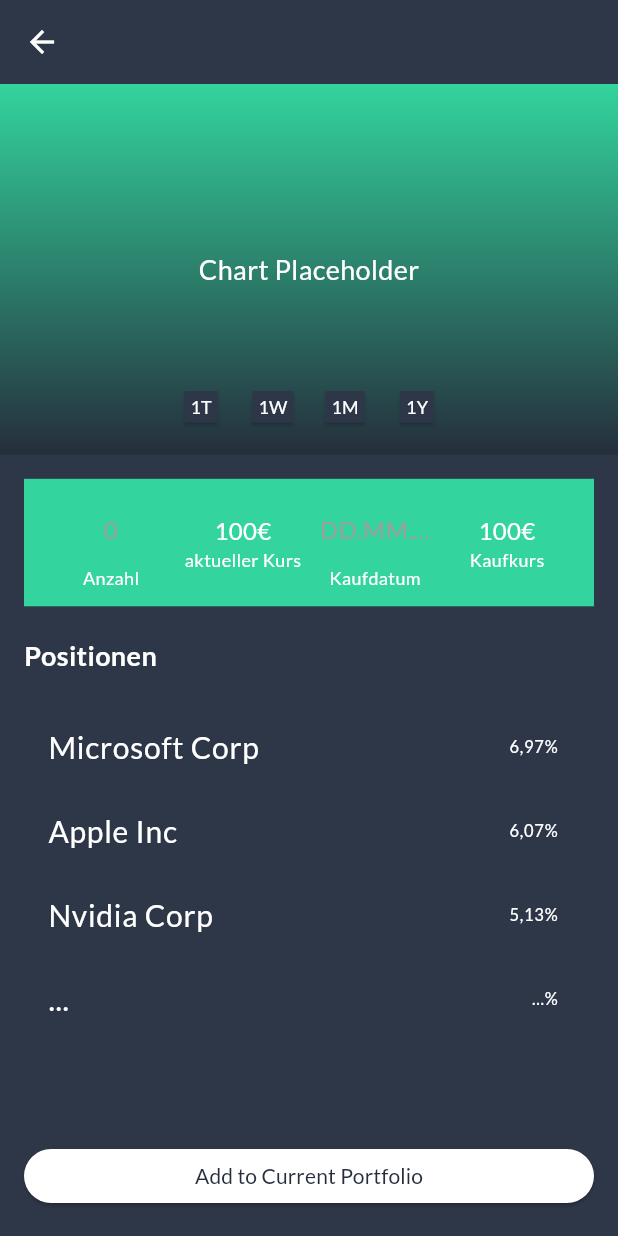
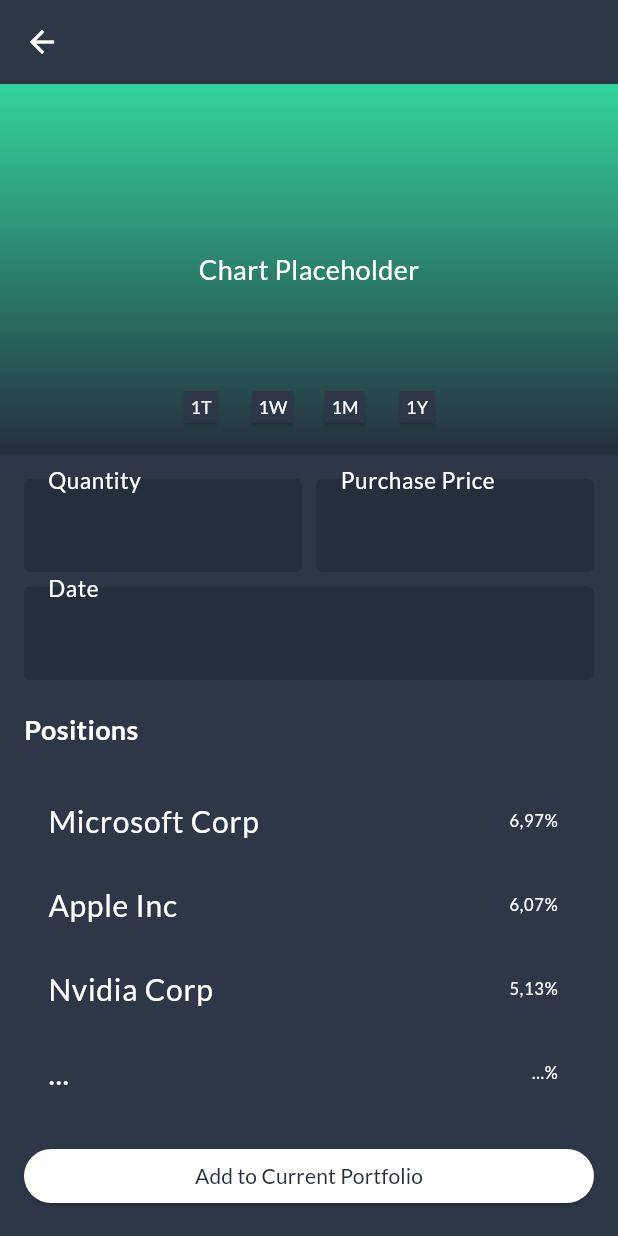
Before and after one commit to dralex03/portfoliopilot-client-app, a Flutter app: the AssetDetailView screen opened directly with empty values, after a tap on the "edit" icon, on a phone screen of 412 x 824 dp. Run offline on Flutter 3.47's test engine with Material 3 defaults, Android fonts, the phone set to English and light mode, and no system bars; our stand-ins replace get_it; project files that could hold a hidden picture were left out.

Commit message:
fix: Implemented input validation for AssetAddView, also rearranged the current price tag.

```diff
--- a/lib/views/asset/add_asset_widget/asset_detail_view_add.dart
+++ b/lib/views/asset/add_asset_widget/asset_detail_view_add.dart
@@ -1,8 +1,9 @@
-import 'package:androidproject/views/asset/add_asset_widget/editable_buy_information_widget.dart';
-import 'package:androidproject/views/asset/asset_widget/position_list.dart';
 import 'package:flutter/material.dart';
 import 'package:androidproject/utils/app_theme.dart';
 import 'package:androidproject/views/shared_widgets/chart_section.dart';
+import 'package:androidproject/views/asset/add_asset_widget/editable_buy_information_widget.dart';
+import 'package:androidproject/views/asset/asset_widget/position_list.dart';
+import 'package:intl/intl.dart'; // Fügen Sie diesen Import für die Datumsauswahl hinzu
 
 class AssetDetailViewAdd extends StatefulWidget {
   final String title;
@@ -16,6 +17,7 @@ class AssetDetailViewAdd extends StatefulWidget {
 class _AssetDetailViewAddState extends State<AssetDetailViewAdd> {
   final TextEditingController quantityController = TextEditingController();
   final TextEditingController dateController = TextEditingController();
+  final TextEditingController priceController = TextEditingController(); // Controller für den Kaufkurs
   bool isPositive = true;
 
   @override
@@ -54,11 +56,13 @@ class _AssetDetailViewAddState extends State<AssetDetailViewAdd> {
                 EditableBuyInformationSection(
                   quantityController: quantityController,
                   dateController: dateController,
+                  priceController: priceController, // Übergeben Sie den Controller für den Kaufkurs
                   isPositive: isPositive,
+                  onDateTap: _selectDate, // Fügen Sie die Methode zur Datumsauswahl hinzu
                 ),
                 const SizedBox(height: 20),
                 Text(
-                  'Positionen',
+                  'Positions',
                   style: Theme.of(context).textTheme.bodyMedium?.copyWith(
                       fontWeight: FontWeight.bold, color: Colors.white),
                 ),
@@ -81,6 +85,18 @@ class _AssetDetailViewAddState extends State<AssetDetailViewAdd> {
             style: ElevatedButton.styleFrom(
               foregroundColor: AppColors.indicatorColor,
               backgroundColor: Colors.white,
+            ).copyWith(
+              overlayColor: WidgetStateProperty.resolveWith<Color?>(
+                    (Set<WidgetState> states) {
+                  if (states.contains(WidgetState.hovered)) {
+                    return AppColors.indicatorColor.withOpacity(0.04);
+                  }
+                  if (states.contains(WidgetState.focused) || states.contains(WidgetState.pressed)) {
+                    return AppColors.indicatorColor.withOpacity(0.12);
+                  }
+                  return null; // Defer to the widget's default.
+                },
+              ),
             ),
             child: const Text('Add to Current Portfolio'),
           ),
@@ -88,4 +104,32 @@ class _AssetDetailViewAddState extends State<AssetDetailViewAdd> {
       ),
     );
   }
+
+  // Methode zur Auswahl eines Datums
+  Future<void> _selectDate() async {
+    final DateTime? picked = await showDatePicker(
+      context: context,
+      initialDate: DateTime.now(),
+      firstDate: DateTime(2000),
+      lastDate: DateTime(2101),
+      builder: (BuildContext context, Widget? child) {
+        return Theme(
+          data: ThemeData.light().copyWith(
+            colorScheme: const ColorScheme.light(
+              primary: AppColors.indicatorColor, // Header background color
+              onPrimary: Colors.white, // Header text color
+              onSurface: Colors.black, // Body text color
+            ),
+            dialogBackgroundColor: Colors.white,
+          ),
+          child: child!,
+        );
+      },
+    );
+    if (picked != null) {
+      setState(() {
+        dateController.text = DateFormat('yyyy-MM-dd').format(picked);
+      });
+    }
+  }
 }
--- a/lib/views/asset/add_asset_widget/editable_buy_information_widget.dart
+++ b/lib/views/asset/add_asset_widget/editable_buy_information_widget.dart
@@ -1,93 +1,100 @@
+import 'package:androidproject/utils/app_theme.dart';
 import 'package:flutter/material.dart';
-import 'package:androidproject/utils/app_theme.dart';
+import 'package:flutter/services.dart'; // Für die Eingabeformatierer
 
 class EditableBuyInformationSection extends StatelessWidget {
   final TextEditingController quantityController;
   final TextEditingController dateController;
+  final TextEditingController priceController; // Controller für den Kaufkurs
   final bool isPositive;
+  final VoidCallback onDateTap; // Callback für den DatePicker
 
-  const EditableBuyInformationSection({
-    super.key,
+  EditableBuyInformationSection({
     required this.quantityController,
     required this.dateController,
+    required this.priceController,
     required this.isPositive,
+    required this.onDateTap,
   });
 
   @override
   Widget build(BuildContext context) {
-    return Container(
-      decoration: BoxDecoration(
-        color: isPositive ? AppColors.positiveColor : AppColors.negativeColor,
-      ),
-      padding: const EdgeInsets.all(10),
-      child: Row(
-        mainAxisAlignment: MainAxisAlignment.spaceEvenly,
+    return Column(
+      crossAxisAlignment: CrossAxisAlignment.start,
       children: [
-          Column(
+        Row(
           children: [
-              SizedBox(
-                width: 80,
+            Expanded(
               child: TextField(
                 controller: quantityController,
                 decoration: const InputDecoration(
-                    border: InputBorder.none,
-                    hintText: '0',
-                    hintStyle: TextStyle(color: Colors.grey),
+                  labelText: 'Quantity',
+                  labelStyle: TextStyle(color: Colors.white), // Textfarbe des Platzhalters
+                  filled: true,
+                  fillColor: AppColors.indicatorColor, // Hintergrundfarbe des Eingabefeldes
+                  focusedBorder: OutlineInputBorder(
+                    borderSide: BorderSide(color: AppColors.indicatorColor), // Rahmenfarbe wenn fokussiert
                   ),
-                  style: const TextStyle(fontSize: 16, color: Colors.white),
-                  textAlign: TextAlign.center,
+                  enabledBorder: OutlineInputBorder(
+                    borderSide: BorderSide(color: AppColors.indicatorColor), // Rahmenfarbe wenn nicht fokussiert
+                  ),
+                  floatingLabelBehavior: FloatingLabelBehavior.always, // Label immer oben anzeigen
+                ),
                 keyboardType: TextInputType.number,
+                style: const TextStyle(color: Colors.white), // Textfarbe des eingegebenen Textes
+                inputFormatters: [FilteringTextInputFormatter.digitsOnly], // Nur Zahlen erlauben
+                cursorColor: Colors.white, // Cursorfarbe
               ),
             ),
-              const Text('Anzahl', style: TextStyle(fontSize: 12, color: Colors.white)),
+            const SizedBox(width: 10),
+            Expanded(
+              child: TextField(
+                controller: priceController,
+                decoration: const InputDecoration(
+                  labelText: 'Purchase Price',
+                  labelStyle: TextStyle(color: Colors.white), // Textfarbe des Platzhalters
+                  filled: true,
+                  fillColor: AppColors.indicatorColor, // Hintergrundfarbe des Eingabefeldes
+                  focusedBorder: OutlineInputBorder(
+                    borderSide: BorderSide(color: AppColors.indicatorColor), // Rahmenfarbe wenn fokussiert
+                  ),
+                  enabledBorder: OutlineInputBorder(
+                    borderSide: BorderSide(color: AppColors.indicatorColor), // Rahmenfarbe wenn nicht fokussiert
+                  ),
+                  floatingLabelBehavior: FloatingLabelBehavior.always, // Label immer oben anzeigen
+                ),
+                keyboardType: const TextInputType.numberWithOptions(decimal: true), // Nur Zahlen erlauben
+                style: const TextStyle(color: Colors.white), // Textfarbe des eingegebenen Textes
+                inputFormatters: [
+                  FilteringTextInputFormatter.allow(RegExp(r'^\d+\.?\d{0,2}')), // Nur Zahlen und maximal zwei Dezimalstellen erlauben
                 ],
+                cursorColor: Colors.white, // Cursorfarbe
               ),
-          const Column(
-            children: [
-              SizedBox(
-                width: 80,
-                child: Text(
-                  '100€',
-                  style: TextStyle(fontSize: 16, color: Colors.white),
-                  textAlign: TextAlign.center,
-                ),
-              ),
-              Text('aktueller Kurs', style: TextStyle(fontSize: 12, color: Colors.white)),
-            ],
-          ),
-          Column(
-            children: [
-              SizedBox(
-                width: 80,
-                child: TextField(
-                  controller: dateController,
-                  decoration: const InputDecoration(
-                    border: InputBorder.none,
-                    hintText: 'DD.MM.YY',
-                    hintStyle: TextStyle(color: Colors.grey),
-                  ),
-                  style: const TextStyle(fontSize: 16, color: Colors.white),
-                  textAlign: TextAlign.center,
-                ),
-              ),
-              const Text('Kaufdatum', style: TextStyle(fontSize: 12, color: Colors.white)),
-            ],
-          ),
-          const Column(
-            children: [
-              SizedBox(
-                width: 80,
-                child: Text(
-                  '100€',
-                  style: TextStyle(fontSize: 16, color: Colors.white),
-                  textAlign: TextAlign.center,
-                ),
-              ),
-              Text('Kaufkurs', style: TextStyle(fontSize: 12, color: Colors.white)),
-            ],
             ),
           ],
         ),
+        const SizedBox(height: 10),
+        TextField(
+          controller: dateController,
+          decoration: const InputDecoration(
+            labelText: 'Date',
+            labelStyle: TextStyle(color: Colors.white), // Textfarbe des Platzhalters
+            filled: true,
+            fillColor: AppColors.indicatorColor, // Hintergrundfarbe des Eingabefeldes
+            focusedBorder: OutlineInputBorder(
+              borderSide: BorderSide(color: AppColors.indicatorColor), // Rahmenfarbe wenn fokussiert
+            ),
+            enabledBorder: OutlineInputBorder(
+              borderSide: BorderSide(color: AppColors.indicatorColor), // Rahmenfarbe wenn nicht fokussiert
+            ),
+            floatingLabelBehavior: FloatingLabelBehavior.always, // Label immer oben anzeigen
+          ),
+          readOnly: true,
+          onTap: onDateTap, // Datumsauswahl öffnen
+          style: const TextStyle(color: Colors.white), // Textfarbe des eingegebenen Textes
+          cursorColor: Colors.white, // Cursorfarbe
+        ),
+      ],
     );
   }
 }
--- a/lib/views/asset/asset_detail_view.dart
+++ b/lib/views/asset/asset_detail_view.dart
@@ -1,113 +1,109 @@
 import 'package:flutter/material.dart';
-import 'package:androidproject/views/shared_widgets/navigation_bar.dart';
-import 'package:androidproject/views/asset/asset_widget/asset_detail_app_bar.dart';
+import 'package:androidproject/utils/app_theme.dart';
 import 'package:androidproject/views/shared_widgets/chart_section.dart';
+import 'package:androidproject/views/asset/asset_widget/position_list.dart';
 import 'package:androidproject/views/asset/asset_widget/detailed_information_section.dart';
-import 'package:androidproject/views/asset/asset_widget/position_list.dart';
-import 'package:androidproject/views/shared_widgets/total_value_section.dart';
-import 'package:androidproject/utils/app_theme.dart';
+import 'package:androidproject/views/asset/add_asset_widget/asset_detail_view_add.dart';
 
-/// A view that displays detailed information about an asset.
-class AssetDetailView extends StatelessWidget {
+
+class AssetDetailView extends StatefulWidget {
   final String title;
-  final String amount;
-  final String quantity;
-  final String currentPrice;
-  final String purchasePrice;
-  final bool isPositive;
+  final String currentPrice; // Neuer Parameter für den aktuellen Kurs
+  final String quantity; // Neuer Parameter für die Menge
+  final String purchasePrice; // Neuer Parameter für den Kaufpreis
+  final bool isPositive; // Neuer Parameter für den positiven Wert
 
-  /// Constructs an AssetDetailView.
-  ///
-  /// The [title] is the name of the asset.
-  /// The [amount] is the total value of the asset.
-  /// The [quantity] is the number of units owned.
-  /// The [currentPrice] is the current price per unit.
-  /// The [purchasePrice] is the price at which the asset was purchased.
-  /// The [isPositive] indicates whether the asset value is positive or negative.
   const AssetDetailView({
     super.key,
     required this.title,
-    required this.amount,
+    required this.currentPrice,
     required this.quantity,
-    required this.currentPrice,
     required this.purchasePrice,
     required this.isPositive,
+    required String amount,
   });
 
   @override
+  _AssetDetailViewState createState() => _AssetDetailViewState();
+}
+
+class _AssetDetailViewState extends State<AssetDetailView> {
+  @override
   Widget build(BuildContext context) {
-
-    // Get the total screen height.
     final double screenHeight = MediaQuery.of(context).size.height;
-
-    // Allocate 30% of the screen height for the chart section.
     final double chartHeight = screenHeight * 0.30;
 
     return Scaffold(
+      extendBodyBehindAppBar: true,
+      appBar: AppBar(
+        title: Text(
+          widget.title,
+          style: const TextStyle(color: Colors.white),
+        ),
+        backgroundColor: Colors.transparent,
+        elevation: 0,
+        centerTitle: true,
+        iconTheme: const IconThemeData(color: Colors.white),
+        actions: [
+          IconButton(
+            icon: const Icon(Icons.edit, color: Colors.white),
+            onPressed: () {
+              Navigator.push(
+                context,
+                MaterialPageRoute(
+                  builder: (context) => AssetDetailViewAdd(
+                    title: widget.title,
+                  ),
+                ),
+              );
+            },
+          ),
+        ],
+      ),
       body: Column(
         children: [
-          // A Fixed gradient section based on the asset value.
           Container(
             decoration: BoxDecoration(
-              gradient: isPositive
+              gradient: widget.isPositive
                   ? AppColors.positiveGradient
                   : AppColors.negativeGradient,
             ),
             child: Column(
               children: [
-                // Custom AppBar for the asset detail view.
-                AssetDetailAppBar(title: title),
-                // Section displaying a chart related to the asset.
-                ChartSection(
-                  height: chartHeight,
-                  isPositive: isPositive,
+                const SizedBox(height: kToolbarHeight - 20), // Platz für die AppBar
+                Padding(
+                  padding: const EdgeInsets.all(8.0),
+                  child: Text(
+                    'Current Price: ${widget.currentPrice}',
+                    style: const TextStyle(fontSize: 16, color: Colors.white),
+                  ),
                 ),
+                ChartSection(height: chartHeight, isPositive: widget.isPositive),
               ],
             ),
           ),
-
-          // Section displaying the total value of the asset.
-          TotalValueSection(totalValue: amount, isPositive: isPositive),
-
-          const SizedBox(height: 10),
-
-          // Text indicating purchase information.
-          Text(
-            'Kauf-Informationen',
-            style: Theme.of(context).textTheme.bodyMedium?.copyWith(
-                fontWeight: FontWeight.bold, color: Colors.white),
-          ),
-
-          const SizedBox(height: 10),
-
-          // Section displaying detailed information about the asset.
-          DetailedInformationSection(
-            quantity: quantity,
-            currentPrice: currentPrice,
-            purchasePrice: purchasePrice,
-            isPositive: isPositive,
-          ),
-
-          const SizedBox(height: 20),
-
-          // Text indicating positions.
-          Text(
-            'Positionen',
-            style: Theme.of(context).textTheme.bodyMedium?.copyWith(
-                fontWeight: FontWeight.bold, color: Colors.white),
-          ),
-
-          // Scrollable list of positions related to the asset.
-          const Expanded(
-            child: SingleChildScrollView(
-              child: PositionList(),
+          Expanded(
+            child: ListView(
+              padding: const EdgeInsets.all(16.0),
+              children: [
+                DetailedInformationSection(
+                  quantity: widget.quantity,
+                  purchasePrice: widget.purchasePrice,
+                  isPositive: widget.isPositive,
+                ),
+                const SizedBox(height: 20),
+                Text(
+                  'Positions',
+                  style: Theme.of(context).textTheme.bodyMedium?.copyWith(
+                      fontWeight: FontWeight.bold, color: Colors.white),
+                ),
+                const SizedBox(height: 10),
+                const PositionList(),
+              ],
             ),
           ),
         ],
       ),
-
-      // Custom navigation bar at the bottom.
-      bottomNavigationBar: const CustomNavigationBar(),
     );
   }
 }
--- a/lib/views/asset/asset_widget/asset_detail_app_bar.dart
+++ b/lib/views/asset/asset_widget/asset_detail_app_bar.dart
@@ -1,5 +1,4 @@
 import 'package:flutter/material.dart';
-
 import 'package:androidproject/views/asset/add_asset_widget/asset_detail_view_add.dart';
 
 /// A custom app bar for displaying asset details.
--- a/lib/views/asset/asset_widget/detailed_information_section.dart
+++ b/lib/views/asset/asset_widget/detailed_information_section.dart
@@ -1,12 +1,9 @@
 import 'package:flutter/material.dart';
-
 
 /// A widget that displays detailed information about an asset.
 class DetailedInformationSection extends StatelessWidget {
   // The quantity of the asset.
   final String quantity;
-  // The current price of the asset.
-  final String currentPrice;
   // The purchase price of the asset.
   final String purchasePrice;
   // Indicates if the asset value is positive or negative.
@@ -15,13 +12,11 @@ class DetailedInformationSection extends StatelessWidget {
   /// Constructs a DetailedInformationSection widget.
   ///
   /// The [quantity] parameter specifies the quantity of the asset.
-  /// The [currentPrice] parameter specifies the current price of the asset.
   /// The [purchasePrice] parameter specifies the purchase price of the asset.
   /// The [isPositive] parameter indicates whether the asset value is positive.
   const DetailedInformationSection({
     super.key,
     required this.quantity,
-    required this.currentPrice,
     required this.purchasePrice,
     required this.isPositive,
   });
@@ -29,15 +24,13 @@ class DetailedInformationSection extends StatelessWidget {
   @override
   Widget build(BuildContext context) {
     return Container(
-      // Background color changes based on whether the asset value is positive or negative.
-      decoration: BoxDecoration(
+      decoration: const BoxDecoration(
         color: Colors.transparent,
       ),
-      padding: const EdgeInsets.all(10), // Padding inside the container.
+      padding: const EdgeInsets.all(10),
       child: Row(
-        mainAxisAlignment: MainAxisAlignment.spaceEvenly, // Distributes the children evenly along the main axis.
+        mainAxisAlignment: MainAxisAlignment.spaceEvenly,
         children: [
-          // Column for displaying the quantity of the asset.
           Column(
             children: [
               Text(
@@ -50,20 +43,6 @@ class DetailedInformationSection extends StatelessWidget {
               ),
             ],
           ),
-          // Column for displaying the current price of the asset.
-          Column(
-            children: [
-              Text(
-                currentPrice,
-                style: const TextStyle(fontSize: 16, color: Colors.white),
-              ),
-              const Text(
-                'aktueller Kurs',
-                style: TextStyle(fontSize: 12, color: Colors.white),
-              ),
-            ],
-          ),
-          // Column for displaying the purchase date of the asset.
           const Column(
             children: [
               Text(
@@ -76,7 +55,6 @@ class DetailedInformationSection extends StatelessWidget {
               ),
             ],
           ),
-          // Column for displaying the purchase price of the asset.
           Column(
             children: [
               Text(
--- a/lib/views/dashboard/dashboard_widget/dashboard_app_bar.dart
+++ b/lib/views/dashboard/dashboard_widget/dashboard_app_bar.dart
@@ -28,23 +28,20 @@ class _CustomAppBarState extends State<CustomAppBar> with SingleTickerProviderSt
   @override
   void initState() {
     super.initState();
-    // Initialize the animation controller with a duration of 200 milliseconds.
     _controller = AnimationController(
       duration: const Duration(milliseconds: 200),
       vsync: this,
     );
-    // Initialize the rotation animation from 0.0 to 0.5 turns.
     _iconTurns = Tween<double>(begin: 0.0, end: 0.5).animate(_controller);
   }
 
   @override
   void dispose() {
-    // Dispose of the animation controller when the widget is disposed.
     _controller.dispose();
     super.dispose();
   }
 
-  // Toggles the dropdown menu by playing or reversing the animation.
+
   void _toggleDropdown() {
     if (_controller.isCompleted) {
       _controller.reverse();
@@ -60,14 +57,14 @@ class _CustomAppBarState extends State<CustomAppBar> with SingleTickerProviderSt
     _toggleDropdown();
   }
 
-  // Hides the dropdown menu by removing the overlay entry.
+
   void _hideDropdown() {
     _overlayEntry?.remove();
     _overlayEntry = null;
     _toggleDropdown();
   }
 
-  // Creates the overlay entry for the dropdown menu.
+
   OverlayEntry _createOverlayEntry(BuildContext context) {
     RenderBox? renderBox = context.findRenderObject() as RenderBox?;
     var size = renderBox!.size;
@@ -76,7 +73,6 @@ class _CustomAppBarState extends State<CustomAppBar> with SingleTickerProviderSt
     return OverlayEntry(
       builder: (context) => Stack(
         children: [
-          // Semi-transparent background to dismiss the dropdown when tapped.
           Positioned.fill(
             child: GestureDetector(
               onTap: _hideDropdown,
@@ -85,11 +81,11 @@ class _CustomAppBarState extends State<CustomAppBar> with SingleTickerProviderSt
               ),
             ),
           ),
-          // Dropdown menu positioned below the app bar.
+
           Positioned(
-            left: offset.dx + size.width / 2 - 100, // Center the dropdown box horizontally.
+            left: offset.dx + size.width / 2 - 100,
             top: offset.dy + size.height,
-            width: 200, // Set a fixed width for the dropdown box.
+            width: 200,
             child: Material(
               color: AppColors.backgroundColor,
               child: Column(
@@ -97,7 +93,6 @@ class _CustomAppBarState extends State<CustomAppBar> with SingleTickerProviderSt
                 children: <String>['Main Portfolio', 'Second Portfolio'].map<Widget>((String value) {
                   return Column(
                     children: [
-                      // List tile for each portfolio option.
                       ListTile(
                         title: Center(
                           child: Text(
@@ -109,11 +104,11 @@ class _CustomAppBarState extends State<CustomAppBar> with SingleTickerProviderSt
                           setState(() {
                             dropdownValue = value;
                           });
-                          widget.onPortfolioChanged(value); // Notify the parent widget of the change.
+                          widget.onPortfolioChanged(value);
                           _hideDropdown();
                         },
                       ),
-                      if (value != 'Second Portfolio') // Add a divider except after the last item.
+                      if (value != 'Second Portfolio')
                         const Divider(color: Colors.grey, height: 1),
                     ],
                   );
@@ -129,7 +124,7 @@ class _CustomAppBarState extends State<CustomAppBar> with SingleTickerProviderSt
   @override
   Widget build(BuildContext context) {
     return AppBar(
-      automaticallyImplyLeading: false, // Remove the back arrow.
+      automaticallyImplyLeading: false,
       centerTitle: true,
       title: GestureDetector(
         onTap: () {
```
Also changed, not shown: pubspec.yaml (+1 -49 lines), pubspec.lock. Lines whose indentation alone changed are shown as unchanged.
